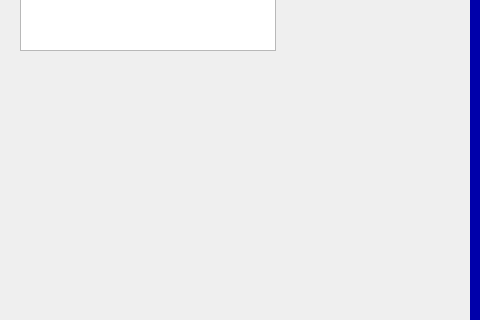
ChemData/horses, file ui_files/main_screen.ui: the form before one commit; both pictures show x 0 to 480 and y 500 to 820 of the 1063 by 977 pixel window.
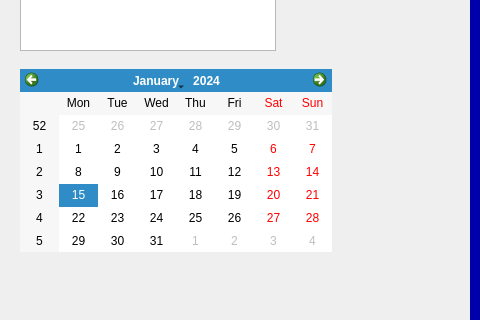
The form after the commit.

Commit message: Added a calendar to the game

```diff
--- a/ui_files/main_screen.ui
+++ b/ui_files/main_screen.ui
@@ -140,6 +140,19 @@
      <enum>Qt::Vertical</enum>
     </property>
    </widget>
+   <widget class="QCalendarWidget" name="calendar">
+    <property name="geometry">
+     <rect>
+      <x>20</x>
+      <y>550</y>
+      <width>312</width>
+      <height>183</height>
+     </rect>
+    </property>
+    <property name="firstDayOfWeek">
+     <enum>Qt::Monday</enum>
+    </property>
+   </widget>
   </widget>
   <widget class="QMenuBar" name="menubar">
    <property name="geometry">
```
The commit also changes 9 other files.
